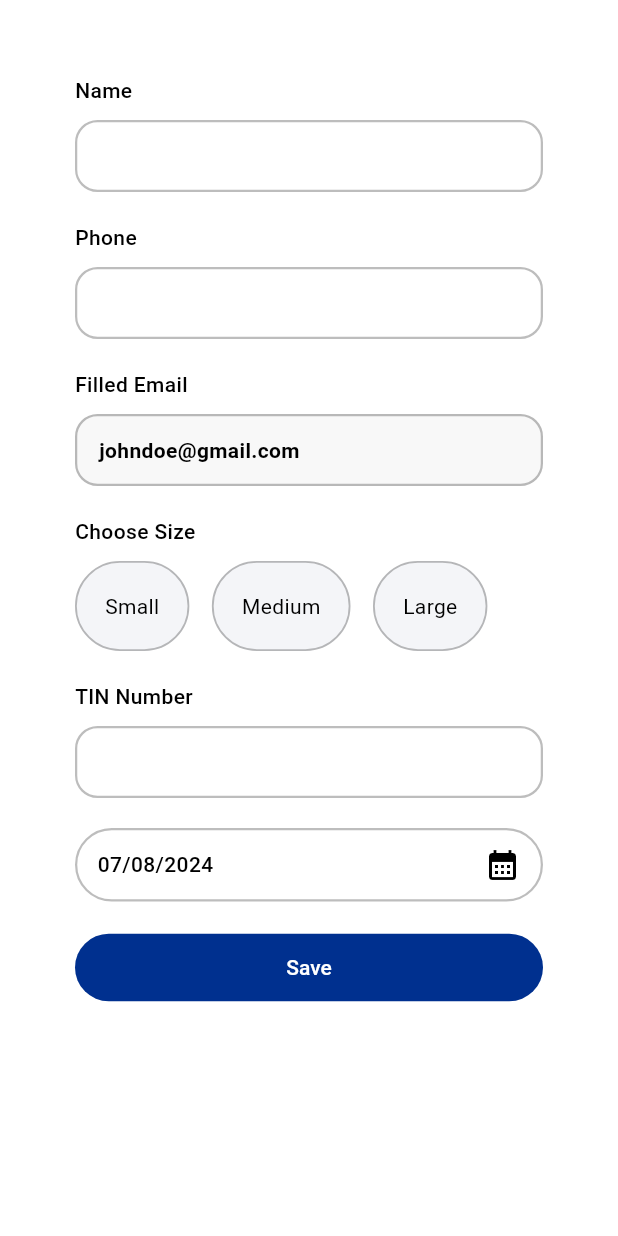
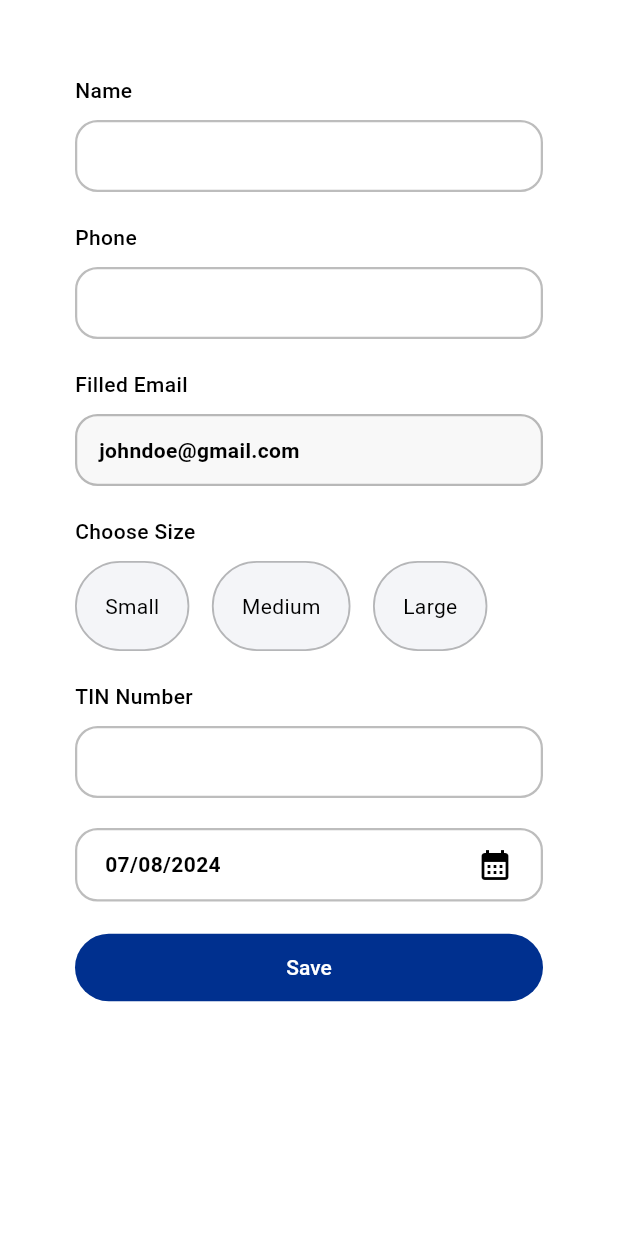
Before and after one commit to TemboPlus-Frontend/tembo_core, a Flutter app: the ComponentsPreview screen opened directly, on a phone screen of 412 x 824 dp. Run offline on Flutter 3.47's test engine with Material 3 defaults, Android fonts, the phone set to English and light mode, and no system bars; our stand-ins replace firebase_dynamic_links, flex_color_scheme, flutter_riverpod, freezed_annotation, hive, rxdart; missing offline and left inert: linked_scroll_controller, mixpanel_flutter; accounts and stored records are empty; Roboto replaces fonts that are missing (MarkPro); project files that could hold a hidden picture were left out.

Commit message:
updated date picker styles

```diff
--- a/lib/components/date_picker.dart
+++ b/lib/components/date_picker.dart
@@ -4,18 +4,28 @@ import 'package:tembo_core/tembo_core.dart';
 
 class TemboDatePicker extends StatefulWidget {
   final DateTime date;
-  final String Function(DateTime date) label;
+  final String Function(DateTime date)? label;
   final ValueChanged<DateTime> onSelected;
   final TemboButtonStyle? style;
   final Widget Function(DateTime date, String lbl)? child;
+
+  final bool enabled;
+
+  String get lbl {
+    if (label != null) {
+      return label!(date);
+    }
+    return date.format();
+  }
 
   const TemboDatePicker({
     super.key,
     required this.date,
     this.style,
     this.child,
-    required this.label,
+    this.label,
     required this.onSelected,
+    this.enabled = true,
   });
 
   @override
@@ -30,7 +40,9 @@ class _TemboDatePickerState extends State<TemboDatePicker> {
     if (p == TargetPlatform.iOS || p == TargetPlatform.macOS) {
       return showIOSPicker(context, onSelected);
     } */
-    return showAndroidPicker(context, onSelected);
+    if (widget.enabled) {
+      return showAndroidPicker(context, onSelected);
+    }
   }
 
   @override
@@ -42,19 +54,17 @@ class _TemboDatePickerState extends State<TemboDatePicker> {
           TemboButtonStyle.outline(
             borderColor: cs.border,
             borderWidth: 1.5,
-            foregroundColor: context.colorScheme.onSurface,
-            textStyle: context.textTheme.bodyMedium.withFW500,
-            // height: kHeight,
-            padding: kHorPadding + vertical(12.5),
+            foregroundColor: cs.onBackground,
+            padding: horizontal() + vertical(12.5),
+            borderRadius: kBorderRadius3,
+            textStyle: context.textTheme.bodyMedium.bold,
           ),
       child: widget.child != null
-          ? widget.child!(widget.date, widget.label(widget.date))
+          ? widget.child!(widget.date, widget.lbl)
           : Row(
               mainAxisAlignment: MainAxisAlignment.spaceBetween,
               children: [
-                TemboText(
-                  widget.label(widget.date),
-                ),
+                TemboText(widget.lbl),
                 const SizedBox(width: 10),
                 Icon(
                   Icons.calendar_month,
```
